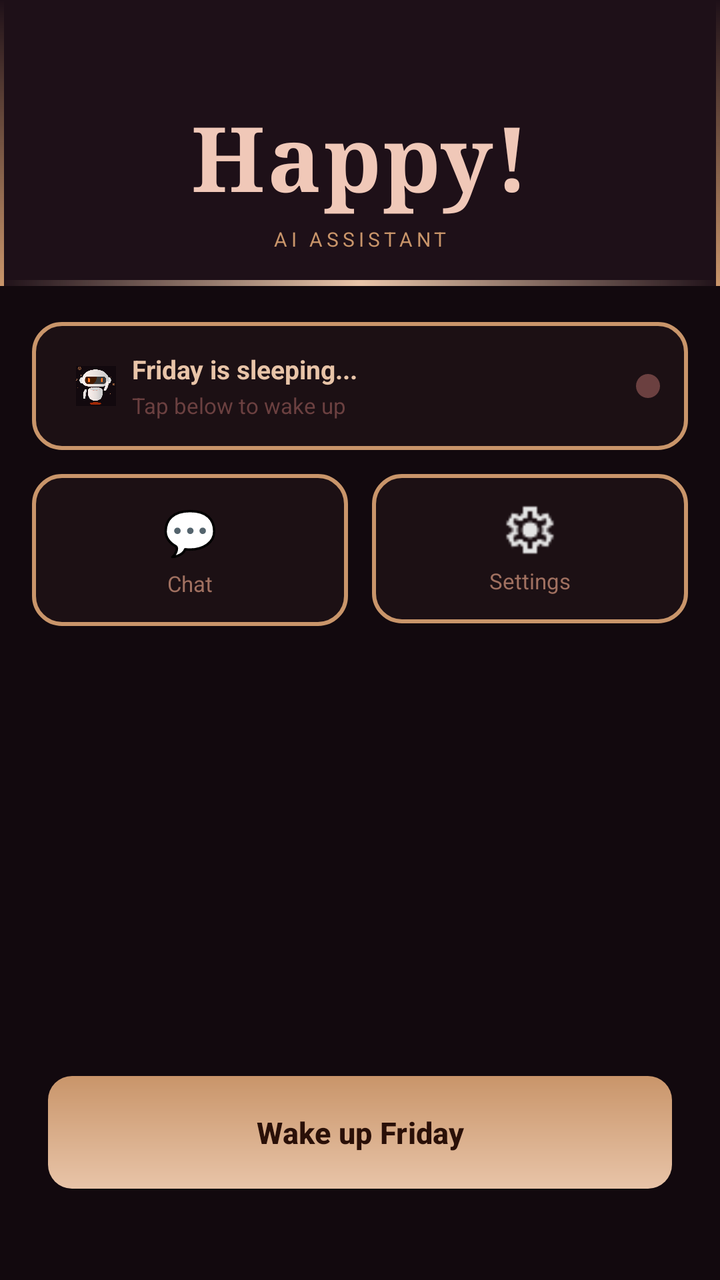
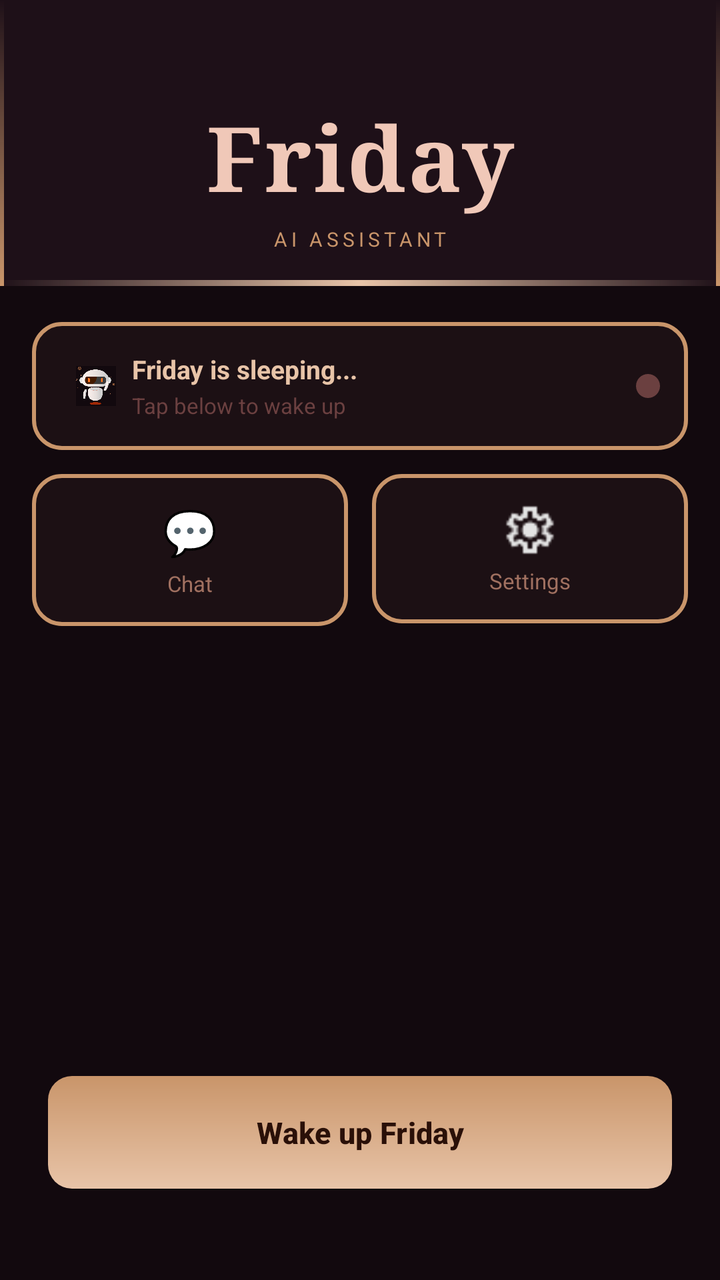

Two renders of the same Android screen: before a commit and after it. Below are the layout's source before the change and the commit's diff.
<!-- AndroidManifest.xml: application theme Theme.Friday -->
<!-- res/layout/activity_home_page.xml -->
<?xml version="1.0" encoding="utf-8"?>
<androidx.constraintlayout.widget.ConstraintLayout
    xmlns:android="http://schemas.android.com/apk/res/android"
    xmlns:app="http://schemas.android.com/apk/res-auto"
    xmlns:tools="http://schemas.android.com/tools"
    android:id="@+id/main"
    android:layout_width="match_parent"
    android:layout_height="match_parent"
    android:background="#12090E"
    tools:context=".HomePage"
    tools:ignore="HardcodedText">

    <LinearLayout
        android:id="@+id/headerLayout"
        android:layout_width="match_parent"
        android:layout_height="143dp"
        android:background="@drawable/heading_hud"
        android:gravity="center"
        android:orientation="vertical"
        android:paddingTop="48dp"
        android:paddingBottom="18dp"
        app:layout_constraintEnd_toEndOf="parent"
        app:layout_constraintStart_toStartOf="parent"
        app:layout_constraintTop_toTopOf="parent">

        <TextView
            android:layout_width="match_parent"
            android:layout_height="wrap_content"
            android:fontFamily="serif"
            android:gravity="center"
            android:letterSpacing="0.02"
            android:text="Happy!"
            android:textColor="#F0C8B8"
            android:textSize="45sp"
            android:textStyle="bold" />

        <TextView
            android:layout_width="match_parent"
            android:layout_height="wrap_content"
            android:layout_marginTop="4dp"
            android:gravity="center"
            android:letterSpacing="0.2"
            android:text="AI ASSISTANT"
            android:textColor="#C9956A"
            android:textSize="10sp" />

    </LinearLayout>

    <LinearLayout
        android:id="@+id/statusCard"
        android:layout_width="0dp"
        android:layout_height="wrap_content"
        android:orientation="horizontal"
        android:background="@drawable/edittext_bg"
        android:padding="14dp"
        android:gravity="center_vertical"
        android:layout_marginStart="16dp"
        android:layout_marginEnd="16dp"
        android:layout_marginTop="18dp"
        app:layout_constraintTop_toBottomOf="@id/headerLayout"
        app:layout_constraintStart_toStartOf="parent"
        app:layout_constraintEnd_toEndOf="parent">

        <ImageView
            android:layout_width="36dp"
            android:layout_height="36dp"
            android:src="@drawable/img"
            android:padding="8dp"/>

        <LinearLayout
            android:layout_width="0dp"
            android:layout_height="wrap_content"
            android:layout_weight="1"
            android:orientation="vertical">

            <TextView
                android:id="@+id/sleepingText"
                android:layout_width="wrap_content"
                android:layout_height="wrap_content"
                android:text="Friday is sleeping..."
                android:textColor="#E8C4A8"
                android:textSize="13sp"
                android:textStyle="bold"/>

            <TextView
                android:id="@+id/underSleepingText"
                android:layout_width="wrap_content"
                android:layout_height="wrap_content"
                android:text="Tap below to wake up"
                android:textColor="#6B4040"
                android:textSize="11sp"
                android:layout_marginTop="2dp"/>

        </LinearLayout>

        <View
            android:id="@+id/statusDot"
            android:layout_width="12dp"
            android:layout_height="12dp"
            android:background="@drawable/dot_offline"/>

    </LinearLayout>

    
    <LinearLayout
        android:id="@+id/quickActions"
        android:layout_width="0dp"
        android:layout_height="wrap_content"
        android:orientation="horizontal"
        android:layout_marginStart="16dp"
        android:layout_marginEnd="16dp"
        android:layout_marginTop="12dp"
        app:layout_constraintTop_toBottomOf="@id/statusCard"
        app:layout_constraintStart_toStartOf="parent"
        app:layout_constraintEnd_toEndOf="parent">

        <LinearLayout
            android:id="@+id/fridayChat"
            android:layout_width="0dp"
            android:layout_height="wrap_content"
            android:layout_weight="1"
            android:layout_marginEnd="6dp"
            android:background="@drawable/edittext_bg"
            android:orientation="vertical"
            android:gravity="center"
            android:padding="14dp">

            <TextView
                android:layout_width="match_parent"
                android:layout_height="wrap_content"
                android:text="💬"
                android:textSize="22sp"
                android:gravity="center"/>

            <TextView
                android:layout_width="wrap_content"
                android:layout_height="wrap_content"
                android:text="Chat"
                android:textColor="#A07060"
                android:textSize="11sp"
                android:layout_marginTop="4dp"/>

        </LinearLayout>

        <LinearLayout
            android:id="@+id/settings"
            android:layout_width="0dp"
            android:layout_height="wrap_content"
            android:layout_weight="1"
            android:layout_marginStart="6dp"
            android:background="@drawable/edittext_bg"
            android:orientation="vertical"
            android:gravity="center"
            android:padding="14dp">

            <ImageView
                android:layout_width="match_parent"
                android:layout_height="28dp"
                android:src="@drawable/settings"
                android:textSize="22sp"
                android:gravity="center"/>

            <TextView
                android:layout_width="wrap_content"
                android:layout_height="wrap_content"
                android:text="Settings"
                android:textColor="#A07060"
                android:textSize="11sp"
                android:layout_marginTop="4dp"/>

        </LinearLayout>

    </LinearLayout>

    <Button
        android:id="@+id/wakeUpButton"
        android:layout_width="0dp"
        android:layout_height="wrap_content"
        android:layout_marginStart="24dp"
        android:layout_marginEnd="24dp"
        android:background="@drawable/button_bg"
        android:paddingTop="14dp"
        android:paddingBottom="14dp"
        android:text="Wake up Friday"
        android:textColor="#2A1008"
        android:textSize="15sp"
        android:textStyle="bold"
        app:backgroundTint="@null"
        app:layout_constraintBottom_toBottomOf="parent"
        app:layout_constraintEnd_toEndOf="parent"
        app:layout_constraintHorizontal_bias="0.0"
        app:layout_constraintStart_toStartOf="parent"
        app:layout_constraintTop_toTopOf="parent"
        app:layout_constraintVertical_bias="0.922" />

</androidx.constraintlayout.widget.ConstraintLayout>
<!-- resources referenced by this layout -->
<resources>
  <!-- drawable button_bg (drawable) -->
  <?xml version="1.0" encoding="utf-8"?>
  <shape xmlns:android="http://schemas.android.com/apk/res/android">
      <gradient
          android:startColor="#E8C4A8"
          android:endColor="#C9956A"
          android:angle="90"/>
      <corners android:radius="12dp"/>
  </shape>
  <!-- drawable dot_offline (drawable) -->
  <?xml version="1.0" encoding="utf-8"?>
  <shape xmlns:android="http://schemas.android.com/apk/res/android"
      android:shape="oval">
      <solid android:color="#6B4040"/>
  </shape>
  <!-- drawable edittext_bg (drawable) -->
  <?xml version="1.0" encoding="utf-8"?>
  <shape xmlns:android="http://schemas.android.com/apk/res/android">
      <solid android:color="#1C1014"/>
      <corners android:radius="14dp"/>
      <stroke
          android:width="2dp"
          android:color="#C9956A"/>
  </shape>
  <!-- drawable heading_hud (drawable) -->
  <?xml version="1.0" encoding="utf-8"?>
  <layer-list xmlns:android="http://schemas.android.com/apk/res/android">
  
      
      <item>
          <shape android:shape="rectangle">
              <solid android:color="#1E1018"/>
          </shape>
      </item>
  
      
      <item
          android:gravity="left"
          android:width="2dp">
          <shape android:shape="rectangle">
              <gradient
                  android:startColor="@android:color/transparent"
                  android:endColor="#C9956A"
                  android:angle="270"/>
          </shape>
      </item>
  
      
      <item
          android:gravity="right"
          android:width="2dp">
          <shape android:shape="rectangle">
              <gradient
                  android:startColor="@android:color/transparent"
                  android:endColor="#C9956A"
                  android:angle="270"/>
          </shape>
      </item>
  
      
      <item
          android:top="-400dp"
          android:left="0dp"
          android:right="0dp"
          android:bottom="0dp"
          android:height="3dp"
          android:gravity="bottom">
          <shape android:shape="rectangle">
              <gradient
                  android:startColor="@android:color/transparent"
                  android:centerColor="#E8C4A8"
                  android:endColor="@android:color/transparent"
                  android:angle="0"/>
          </shape>
      </item>
  
  </layer-list>
  <!-- drawable img: png bitmap (drawable, 62737 bytes) -->
  <!-- drawable settings: png bitmap (drawable, 769 bytes) -->
  <style name="Theme.Friday" parent="Base.Theme.Friday" />
  <style name="Base.Theme.Friday" parent="Theme.Material3.DayNight.NoActionBar">
          
          
      </style>
</resources>

<!-- the commit's change to res/layout/activity_home_page.xml (unified diff, before → after) -->
@@ -29,7 +29,7 @@
             android:fontFamily="serif"
             android:gravity="center"
             android:letterSpacing="0.02"
-            android:text="Happy!"
+            android:text="Friday"
             android:textColor="#F0C8B8"
             android:textSize="45sp"
             android:textStyle="bold" />
